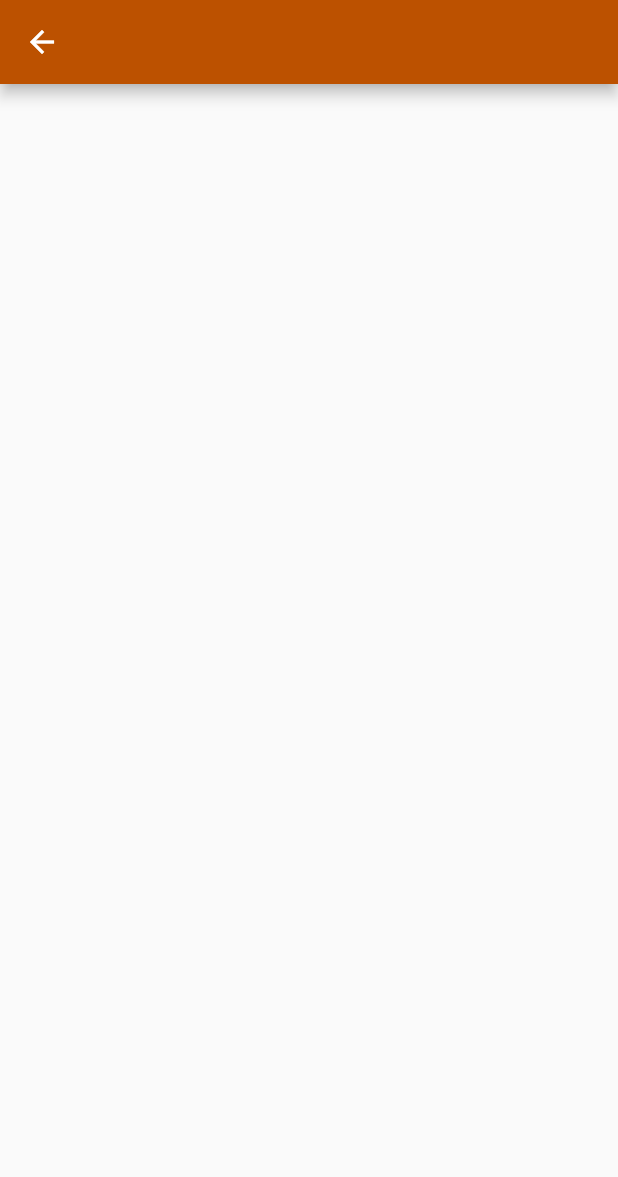
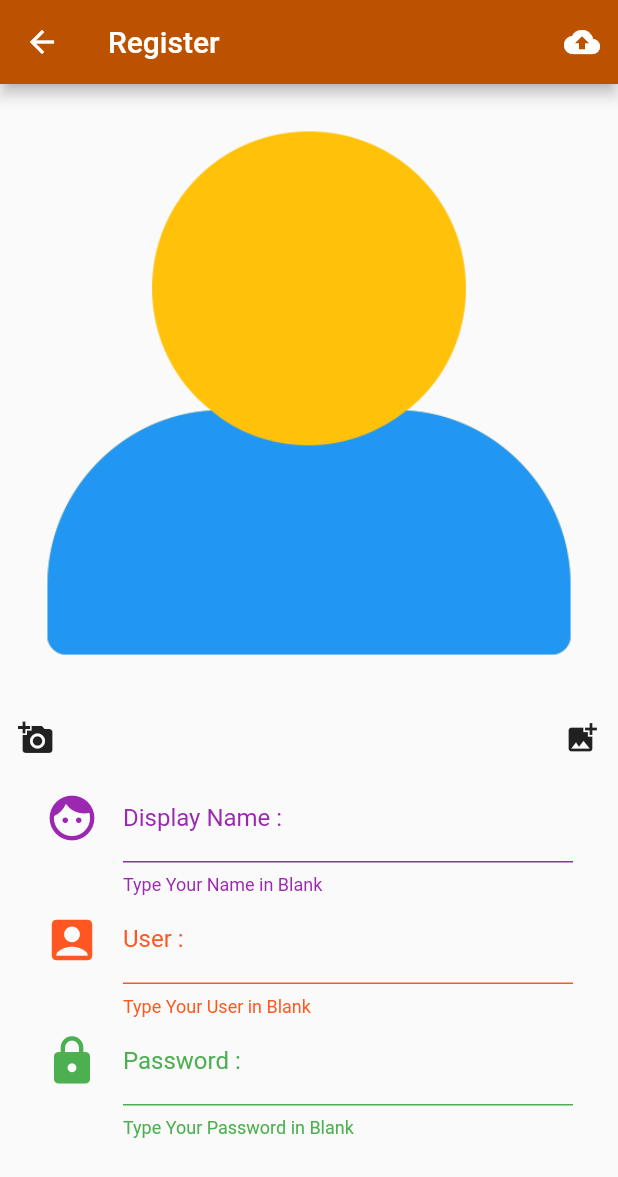
Before and after one commit to masterUNG/UngBuildingPTE, a Flutter app: the Register screen opened directly, on a phone screen of 412 x 824 dp. Shown: the top 1177 px of the screen. Run offline on Flutter 3.47's test engine with Material 2 defaults, Android fonts, the phone set to English and light mode, and no system bars; our stand-ins replace google_fonts.

Commit message:
Design UI Register Success

```diff
--- a/lib/screens/register.dart
+++ b/lib/screens/register.dart
@@ -7,10 +7,136 @@ class Register extends StatefulWidget {
 }
 
 class _RegisterState extends State<Register> {
+  // Field
+
+  // Method
+  Widget nameForm() {
+    Color color = Colors.purple;
+    return Container(
+      margin: EdgeInsets.only(left: 30.0, right: 30.0),
+      child: TextField(
+        style: TextStyle(color: color),
+        decoration: InputDecoration(
+          enabledBorder:
+              UnderlineInputBorder(borderSide: BorderSide(color: color)),
+          helperStyle: TextStyle(color: color),
+          helperText: 'Type Your Name in Blank',
+          labelText: 'Display Name : ',
+          labelStyle: TextStyle(color: color),
+          icon: Icon(
+            Icons.face,
+            size: 36.0,
+            color: color,
+          ),
+        ),
+      ),
+    );
+  }
+
+  Widget userForm() {
+    Color color = Colors.deepOrange;
+    return Container(
+      margin: EdgeInsets.only(left: 30.0, right: 30.0),
+      child: TextField(
+        style: TextStyle(color: color),
+        decoration: InputDecoration(
+          enabledBorder:
+              UnderlineInputBorder(borderSide: BorderSide(color: color)),
+          helperStyle: TextStyle(color: color),
+          helperText: 'Type Your User in Blank',
+          labelText: 'User : ',
+          labelStyle: TextStyle(color: color),
+          icon: Icon(
+            Icons.account_box,
+            size: 36.0,
+            color: color,
+          ),
+        ),
+      ),
+    );
+  }
+
+  Widget passwordForm() {
+    Color color = Colors.green;
+    return Container(
+      margin: EdgeInsets.only(left: 30.0, right: 30.0),
+      child: TextField(
+        style: TextStyle(color: color),
+        decoration: InputDecoration(
+          enabledBorder:
+              UnderlineInputBorder(borderSide: BorderSide(color: color)),
+          helperStyle: TextStyle(color: color),
+          helperText: 'Type Your Password in Blank',
+          labelText: 'Password : ',
+          labelStyle: TextStyle(color: color),
+          icon: Icon(
+            Icons.lock,
+            size: 36.0,
+            color: color,
+          ),
+        ),
+      ),
+    );
+  }
+
+  Widget cameraButton() {
+    return IconButton(
+      icon: Icon(Icons.add_a_photo),
+      onPressed: () {},
+    );
+  }
+
+  Widget galleryButton() {
+    return IconButton(
+      icon: Icon(Icons.add_photo_alternate),
+      onPressed: () {},
+    );
+  }
+
+  Widget showButtom() {
+    return Row(
+      mainAxisAlignment: MainAxisAlignment.spaceBetween,
+      children: <Widget>[
+        cameraButton(),
+        galleryButton(),
+      ],
+    );
+  }
+
+  Widget showAvatar() {
+    return Container(
+      padding: EdgeInsets.all(20.0),
+      width: MediaQuery.of(context).size.width,
+      height: MediaQuery.of(context).size.height * 0.5,
+      child: Image.asset('images/avatar.png'),
+    );
+  }
+
+  Widget registerButton() {
+    return IconButton(
+      icon: Icon(Icons.cloud_upload),
+      onPressed: () {},
+    );
+  }
+
   @override
   Widget build(BuildContext context) {
     return Scaffold(
-      appBar: AppBar(backgroundColor: MyStyle().textColor,),
+      appBar: AppBar(
+        title: Text('Register'),
+        actions: <Widget>[registerButton()],
+        backgroundColor: MyStyle().textColor,
+      ),
+      body: ListView(
+        children: <Widget>[
+          showAvatar(),
+          showButtom(),
+          nameForm(),
+          userForm(),
+          passwordForm(),
+          SizedBox(height: 100),
+        ],
+      ),
     );
   }
 }
--- a/pubspec.yaml
+++ b/pubspec.yaml
@@ -44,7 +44,7 @@ flutter:
   # To add assets to your application, add an assets section, like this:
   assets:
    - images/logo.png
-  #  - images/a_dot_ham.jpeg
+   - images/avatar.png
 
   # An image asset can refer to one or more resolution-specific "variants", see
   # https://flutter.dev/assets-and-images/#resolution-aware.
```
Also changed, not shown: images/avatar.png (added).
